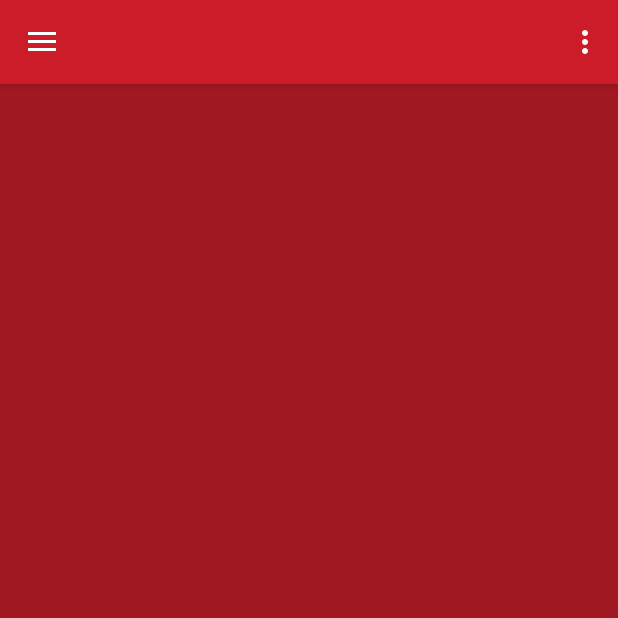
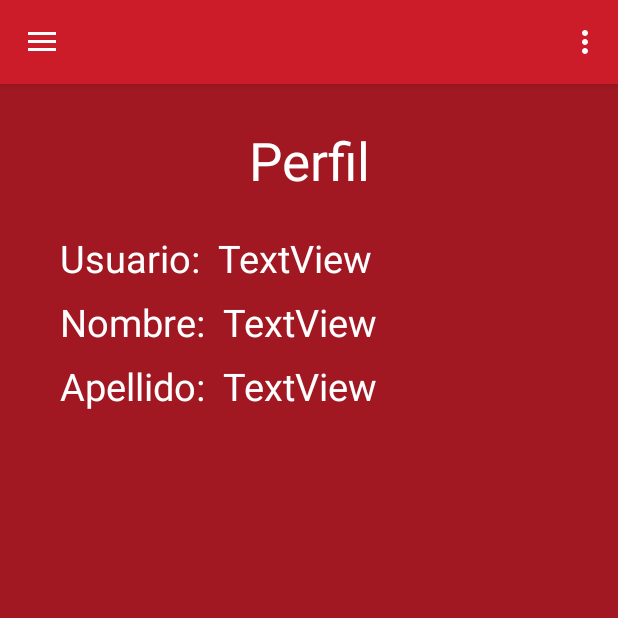
Before and after one commit to SteiNNx/EjemploRestaurant, an Android app: the MenuPrincipalActivity screen opened directly, with no data from a screen before it, in the side drawer, after a tap on "Perfil", on a phone screen of 412 x 824 dp, the top half of it. Run offline under Robolectric (Android 15) with nearby library versions, the phone set to English and light mode, and no system bars; our stand-ins replace Picasso; pictures from the network do not load; 3 statements that could not run were skipped.

Commit message:
listo perfil

```diff
--- a/app/src/main/java/cl/labs/steinnx/sanguchote/LoginActivity.java
+++ b/app/src/main/java/cl/labs/steinnx/sanguchote/LoginActivity.java
@@ -9,6 +9,7 @@ import android.widget.Button;
 import android.widget.EditText;
 import android.widget.Toast;
 
+import cl.labs.steinnx.sanguchote.model.CL_SharedPreferences;
 import cl.labs.steinnx.sanguchote.retrofit.API_Usuario_Interface;
 import cl.labs.steinnx.sanguchote.retrofit.Instance;
 import cl.labs.steinnx.sanguchote.retrofit.UsuarioResponse;
@@ -55,6 +56,7 @@ public class LoginActivity extends AppCompatActivity implements View.OnClickList
                     UsuarioResponse resp = response.body();
                     Log.e("BODY LO!!!!!!!!!!!!!","onResponeseeeeeeeeeeee: "+response.body().getEstado());
                     if (resp.getEstado()==1 ){
+                        CL_SharedPreferences.setUsuario(resp.getUsuario());
                         Intent i = new Intent(LoginActivity.this, MenuPrincipalActivity.class);
                         startActivity(i);
                     }else if(  resp.getEstado()==2  ){
--- /dev/null
+++ b/app/src/main/java/cl/labs/steinnx/sanguchote/model/CL_SharedPreferences.java
@@ -0,0 +1,20 @@
+package cl.labs.steinnx.sanguchote.model;
+
+/**
+ * Created by DUOC on 15-11-2017.
+ */
+
+public class CL_SharedPreferences {
+    private static CL_Usuario usuario;
+
+    public CL_SharedPreferences() {
+    }
+
+    public static CL_Usuario getUsuario() {
+        return usuario;
+    }
+
+    public static void setUsuario(CL_Usuario usuario) {
+        CL_SharedPreferences.usuario = usuario;
+    }
+}
--- a/app/src/main/java/cl/labs/steinnx/sanguchote/view/activities/DetalleCompra_Activity.java
+++ b/app/src/main/java/cl/labs/steinnx/sanguchote/view/activities/DetalleCompra_Activity.java
@@ -4,6 +4,7 @@ import android.support.v7.app.AppCompatActivity;
 import android.os.Bundle;
 import android.support.v7.widget.GridLayoutManager;
 import android.support.v7.widget.RecyclerView;
+import android.widget.Button;
 import android.widget.Toast;
 
 import java.util.ArrayList;
@@ -17,7 +18,7 @@ import cl.labs.steinnx.sanguchote.model.adapter.ProductosAdapter;
 public class DetalleCompra_Activity extends AppCompatActivity {
 
     private DetalleCarritoAdapter carritoAdapter;
-
+    private Button btn_finalizar;
     private RecyclerView rv_carrito;
 
     @Override
@@ -25,6 +26,7 @@ public class DetalleCompra_Activity extends AppCompatActivity {
         super.onCreate(savedInstanceState);
         setContentView(R.layout.activity_detalle_compra);
         rv_carrito = (RecyclerView) findViewById(R.id.rv_detalle_detalle_compra);
+        btn_finalizar = (Button) findViewById(R.id.btn_finalizar);
 
         ArrayList<CL_DetalleCompra> listaCarrito= ColeccionCarrito.obtenerProductos();
         if (listaCarrito!=null){
--- a/app/src/main/java/cl/labs/steinnx/sanguchote/view/activities/MenuPrincipalActivity.java
+++ b/app/src/main/java/cl/labs/steinnx/sanguchote/view/activities/MenuPrincipalActivity.java
@@ -19,11 +19,15 @@ import android.view.MenuItem;
 import android.widget.Toast;
 
 import cl.labs.steinnx.sanguchote.R;
+import cl.labs.steinnx.sanguchote.view.fragments.ListarPedidos_Fragment;
 import cl.labs.steinnx.sanguchote.view.fragments.ListarProductos_Fragment;
+import cl.labs.steinnx.sanguchote.view.fragments.Perfil_Fragment;
 
 public class MenuPrincipalActivity extends AppCompatActivity
         implements NavigationView.OnNavigationItemSelectedListener
-        ,ListarProductos_Fragment.OnFragmentInteractionListener{
+        ,ListarProductos_Fragment.OnFragmentInteractionListener
+        ,ListarPedidos_Fragment.OnFragmentInteractionListener
+        ,Perfil_Fragment.OnFragmentInteractionListener{
 
     @Override
     protected void onCreate(Bundle savedInstanceState) {
@@ -87,9 +91,9 @@ public class MenuPrincipalActivity extends AppCompatActivity
         if (id == R.id.nav_comprar) {
             addFragment(new ListarProductos_Fragment());
         } else if (id == R.id.nav_listar) {
-
+            addFragment(new ListarPedidos_Fragment());
         } else if (id == R.id.nav_perfil) {
-
+            addFragment(new Perfil_Fragment());
         } else if (id == R.id.nav_cerrar) {
 
         }
--- /dev/null
+++ b/app/src/main/java/cl/labs/steinnx/sanguchote/view/fragments/Perfil_Fragment.java
@@ -0,0 +1,87 @@
+package cl.labs.steinnx.sanguchote.view.fragments;
+
+import android.content.Context;
+import android.net.Uri;
+import android.os.Bundle;
+import android.support.v4.app.Fragment;
+import android.view.LayoutInflater;
+import android.view.View;
+import android.view.ViewGroup;
+import android.widget.TextView;
+
+import cl.labs.steinnx.sanguchote.R;
+import cl.labs.steinnx.sanguchote.model.CL_SharedPreferences;
+import cl.labs.steinnx.sanguchote.model.CL_Usuario;
+
+/**
+ * A simple {@link Fragment} subclass.
+ * Activities that contain this fragment must implement the
+ * {@link Perfil_Fragment.OnFragmentInteractionListener} interface
+ * to handle interaction events.
+ */
+public class Perfil_Fragment extends Fragment {
+
+    private OnFragmentInteractionListener mListener;
+    private CL_Usuario user = CL_SharedPreferences.getUsuario();
+    private TextView tv_user,tv_nombre,tv_apellido;
+
+    public Perfil_Fragment() {
+        // Required empty public constructor
+    }
+
+
+    @Override
+    public View onCreateView(LayoutInflater inflater, ViewGroup container,
+                             Bundle savedInstanceState) {
+        // Inflate the layout for this fragment
+        View view =inflater.inflate(R.layout.fragment_perfil, container, false);
+        tv_user = (TextView) view.findViewById(R.id.tv_frag_perf_user);
+        tv_nombre = (TextView) view.findViewById(R.id.tv_frag_perf_nom);
+        tv_apellido = (TextView) view.findViewById(R.id.tv_frag_perf_apell);
+
+        tv_user.setText(user.getUser());
+        tv_nombre.setText(user.getNombre());
+        tv_apellido.setText(user.getApellido());
+
+        return view;
+    }
+
+    // TODO: Rename method, update argument and hook method into UI event
+    public void onButtonPressed(Uri uri) {
+        if (mListener != null) {
+            mListener.onFragmentInteraction(uri);
+        }
+    }
+
+    @Override
+    public void onAttach(Context context) {
+        super.onAttach(context);
+        if (context instanceof OnFragmentInteractionListener) {
+            mListener = (OnFragmentInteractionListener) context;
+        } else {
+            throw new RuntimeException(context.toString()
+                    + " must implement OnFragmentInteractionListener");
+        }
+    }
+
+    @Override
+    public void onDetach() {
+        super.onDetach();
+        mListener = null;
+    }
+
+    /**
+     * This interface must be implemented by activities that contain this
+     * fragment to allow an interaction in this fragment to be communicated
+     * to the activity and potentially other fragments contained in that
+     * activity.
+     * <p>
+     * See the Android Training lesson <a href=
+     * "http://developer.android.com/training/basics/fragments/communicating.html"
+     * >Communicating with Other Fragments</a> for more information.
+     */
+    public interface OnFragmentInteractionListener {
+        // TODO: Update argument type and name
+        void onFragmentInteraction(Uri uri);
+    }
+}
--- /dev/null
+++ b/app/src/main/res/layout/fragment_perfil.xml
@@ -0,0 +1,91 @@
+<android.support.constraint.ConstraintLayout xmlns:android="http://schemas.android.com/apk/res/android"
+    xmlns:app="http://schemas.android.com/apk/res-auto"
+    xmlns:tools="http://schemas.android.com/tools"
+    android:layout_width="match_parent"
+    android:layout_height="match_parent"
+    tools:context="cl.labs.steinnx.sanguchote.view.fragments.Perfil_Fragment">
+
+
+    <TextView
+        android:text="Perfil"
+        android:textSize="35dp"
+        android:textColor="@color/colorTextButton"
+        android:layout_width="wrap_content"
+        android:layout_height="wrap_content"
+        android:id="@+id/textView6"
+        android:layout_marginTop="11dp"
+        app:layout_constraintTop_toTopOf="parent"
+        android:layout_marginStart="16dp"
+        app:layout_constraintLeft_toLeftOf="parent"
+        android:layout_marginEnd="16dp"
+        app:layout_constraintRight_toRightOf="parent" />
+
+    <TextView
+        android:text="Usuario:  "
+        android:textSize="25dp"
+        android:textColor="@color/colorTextButton"
+        android:layout_width="wrap_content"
+        android:layout_height="wrap_content"
+        android:id="@+id/textView7"
+        android:layout_marginStart="16dp"
+        app:layout_constraintLeft_toLeftOf="parent"
+        android:layout_marginTop="24dp"
+        app:layout_constraintTop_toBottomOf="@+id/textView6" />
+
+    <TextView
+        android:text="Nombre:  "
+        android:textSize="25dp"
+        android:textColor="@color/colorTextButton"
+        android:layout_width="wrap_content"
+        android:layout_height="wrap_content"
+        android:id="@+id/textView8"
+        android:layout_marginStart="16dp"
+        app:layout_constraintLeft_toLeftOf="parent"
+        android:layout_marginTop="8dp"
+        app:layout_constraintTop_toBottomOf="@+id/textView7" />
+
+    <TextView
+        android:text="Apellido:  "
+        android:textSize="25dp"
+        android:textColor="@color/colorTextButton"
+        android:layout_width="wrap_content"
+        android:layout_height="wrap_content"
+        android:id="@+id/textView9"
+        android:layout_marginStart="16dp"
+        app:layout_constraintLeft_toLeftOf="parent"
+        android:layout_marginTop="8dp"
+        app:layout_constraintTop_toBottomOf="@+id/textView8" />
+
+    <TextView
+        android:text="TextView"
+        android:textSize="25dp"
+        android:textColor="@color/colorTextButton"
+        android:layout_width="wrap_content"
+        android:layout_height="wrap_content"
+        android:id="@+id/tv_frag_perf_user"
+        app:layout_constraintLeft_toRightOf="@+id/textView7"
+        android:layout_marginTop="24dp"
+        app:layout_constraintTop_toBottomOf="@+id/textView6" />
+
+    <TextView
+        android:text="TextView"
+        android:textSize="25dp"
+        android:textColor="@color/colorTextButton"
+        android:layout_width="wrap_content"
+        android:layout_height="wrap_content"
+        android:id="@+id/tv_frag_perf_nom"
+        android:layout_marginTop="8dp"
+        app:layout_constraintTop_toBottomOf="@+id/tv_frag_perf_user"
+        app:layout_constraintLeft_toRightOf="@+id/textView8" />
+
+    <TextView
+        android:text="TextView"
+        android:textSize="25dp"
+        android:textColor="@color/colorTextButton"
+        android:layout_width="wrap_content"
+        android:layout_height="wrap_content"
+        android:id="@+id/tv_frag_perf_apell"
+        app:layout_constraintLeft_toRightOf="@+id/textView9"
+        android:layout_marginTop="8dp"
+        app:layout_constraintTop_toBottomOf="@+id/tv_frag_perf_nom" />
+</android.support.constraint.ConstraintLayout>
--- a/app/src/main/res/layout/item_listar_detalle_carrito.xml
+++ b/app/src/main/res/layout/item_listar_detalle_carrito.xml
@@ -10,6 +10,7 @@
     <TextView
         android:text="Nombre Producto"
         android:textSize="20dp"
+        android:textColor="@color/colorTextButton"
         android:layout_width="wrap_content"
         android:layout_height="wrap_content"
         android:id="@+id/tv_carrito_nombre"
@@ -23,6 +24,7 @@
     <TextView
         android:text="Cantidad Producto"
         android:textSize="18dp"
+        android:textColor="@color/colorTextButton"
         android:layout_width="wrap_content"
         android:layout_height="wrap_content"
         android:id="@+id/tv_carrito_cantidad"
@@ -36,6 +38,7 @@
 
     <TextView
         android:text="Cantidad: "
+        android:textColor="@color/colorTextButton"
         android:layout_width="wrap_content"
         android:layout_height="wrap_content"
         android:id="@+id/textView4"
```
Also changed, not shown: app/src/main/java/cl/labs/steinnx/sanguchote/view/fragments/ListarPedidos_Fragment.java (added, +73 -0 lines), app/src/main/res/layout/fragment_listar_pedidos.xml (added, +28 -0 lines).
